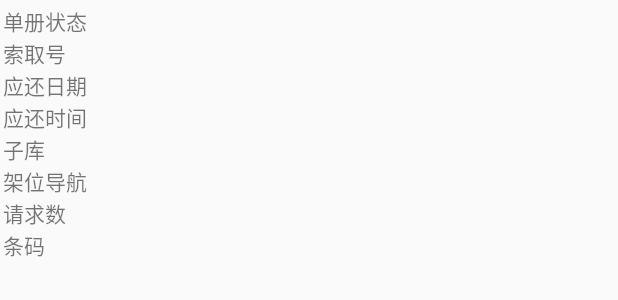
After one commit to td3a/NLCSearch, an Android app: the layout activity_status_list.xml on its own in the app's theme, with its tools: preview values and no code run, on a phone screen of 412 x 824 dp. The commit adds this screen. Shown: the top 300 px of the screen. Run offline under Robolectric (Android 15) with nearby library versions, the phone set to English and light mode, and no system bars.

Commit message:
完成查询图书位置

```diff
--- a/app/src/main/AndroidManifest.xml
+++ b/app/src/main/AndroidManifest.xml
@@ -9,7 +9,7 @@
     <uses-permission android:name="android.permission.WRITE_EXTERNAL_STORAGE" />
     <uses-permission android:name="android.permission.READ_PHONE_STATE" />
     <uses-permission android:name="android.permission.READ_EXTERNAL_STORAGE" />
-    <uses-permission android:name="android.permission.INTERNET"></uses-permission>
+    <uses-permission android:name="android.permission.INTERNET" />
 
     <application
         android:allowBackup="true"
@@ -35,7 +35,7 @@
                 android:name="android.support.PARENT_ACTIVITY"
                 android:value=".activity.MainActivity" />
         </activity>
-        <activity android:name=".activity.BookListActivity" >
+        <activity android:name=".activity.StatusActivity" >
         </activity>
     </application>
 
--- a/app/src/main/java/com/liiang/nlc/activity/MainActivity.java
+++ b/app/src/main/java/com/liiang/nlc/activity/MainActivity.java
@@ -61,7 +61,7 @@ public class MainActivity extends AppCompatActivity {
     }
 
     private void initSearchView(){
-        ListView list = (ListView) findViewById(R.id.collectedListView);
+        ListView list = (ListView) findViewById(R.id.collectedlistview);
         //生成动态数组，并且转载数据
         ArrayList<HashMap<String, String>> mylist = new ArrayList<HashMap<String, String>>();
         for(int i=0;i<30;i++)
--- /dev/null
+++ b/app/src/main/res/layout/activity_status_list.xml
@@ -0,0 +1,48 @@
+<?xml version="1.0" encoding="utf-8"?>
+<LinearLayout xmlns:android="http://schemas.android.com/apk/res/android"
+    xmlns:tools="http://schemas.android.com/tools" android:layout_width="match_parent"
+    android:layout_height="match_parent"
+    android:paddingLeft="2dp"
+    android:paddingRight="2dp"
+    android:paddingTop="3dp"
+    android:paddingBottom="3dp"
+    android:orientation="vertical"
+    android:id="@+id/statuslistitem">
+
+   <TableLayout
+       android:layout_width="match_parent"
+       android:layout_height="wrap_content">
+       <TableRow>
+           <TextView android:text="单册状态"/>
+           <TextView android:id="@+id/loanstatus"/>
+       </TableRow>
+       <TableRow>
+           <TextView android:text="索取号"/>
+           <TextView android:id="@+id/collectionno"/>
+       </TableRow>
+       <TableRow>
+           <TextView android:text="应还日期"/>
+           <TextView android:id="@+id/duedate"/>
+       </TableRow>
+       <TableRow>
+           <TextView android:text="应还时间"/>
+           <TextView android:id="@+id/duehour"/>
+       </TableRow>
+       <TableRow>
+           <TextView android:text="子库"/>
+           <TextView android:id="@+id/sublibrary"/>
+       </TableRow>
+       <TableRow>
+           <TextView android:text="架位导航"/>
+           <TextView android:id="@+id/location"/>
+       </TableRow>
+       <TableRow>
+           <TextView android:text="请求数"/>
+           <TextView android:id="@+id/requestno"/>
+       </TableRow>
+       <TableRow>
+           <TextView android:text="条码"/>
+           <TextView android:id="@+id/barcode"/>
+       </TableRow>
+   </TableLayout>
+</LinearLayout>
--- a/app/src/main/res/layout/content_main.xml
+++ b/app/src/main/res/layout/content_main.xml
@@ -9,7 +9,7 @@
     app:layout_behavior="@string/appbar_scrolling_view_behavior"
     tools:showIn="@layout/activity_main" tools:context=".MainActivity">
 
-    <ListView android:id="@+id/collectedListView"
+    <ListView android:id="@+id/collectedlistview"
         android:layout_width="match_parent"
         android:layout_height="wrap_content">
     </ListView>
```
Also changed, not shown: app/src/main/java/com/liiang/nlc/activity/BookListActivity.java (deleted, +0 -35 lines), app/src/main/java/com/liiang/nlc/activity/SearchActivity.java (+31 -2 lines), app/src/main/java/com/liiang/nlc/activity/StatusActivity.java (added, +90 -0 lines), app/src/main/java/com/liiang/nlc/model/BookStatus.java (added, +79 -0 lines), app/src/main/java/com/liiang/nlc/utils/Post.java (+59 -1 lines), app/src/main/res/layout/activity_book_list.xml (+16 -15 lines), app/src/main/res/layout/activity_status.xml (added, +28 -0 lines).
